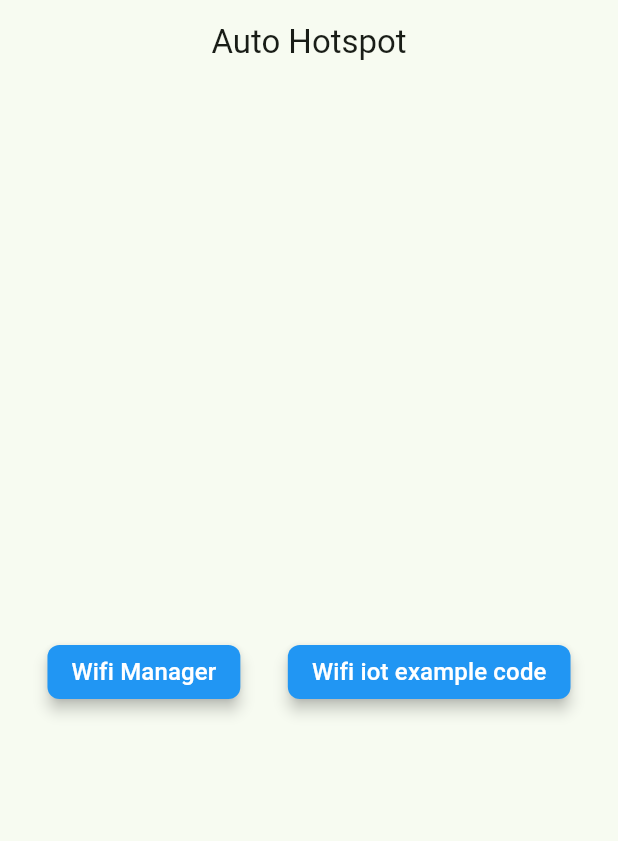
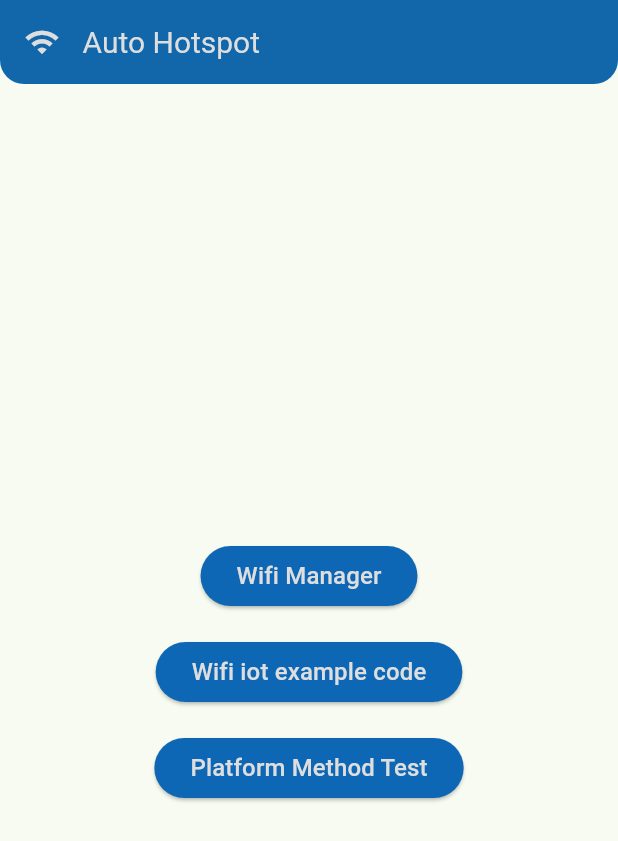
Before and after one commit to LLouzada/auto-hotspot, a Flutter app: the screen it shows after launch, on a phone screen of 412 x 824 dp. Shown: the top 841 px of the screen. Run offline on Flutter 3.47's test engine with Material 3 defaults, Android fonts, the phone set to English and light mode, and no system bars; missing offline and left inert: wifi_iot; Roboto replaces fonts that are missing (FiraSans); project files that could hold a hidden picture were left out.

Commit message:
Started platform method channels implementation

```diff
--- /dev/null
+++ b/lib/config/colors.dart
@@ -0,0 +1,9 @@
+
+import 'dart:ui';
+
+class AppColors {
+  static const Color accent = Color(0xFF0D67B5);
+  static const Color primary = Color(0xFF000000);
+  static const Color secondary = Color(0xFF61777F);
+  static const Color background = Color(0xFFDEDEDE);
+}
--- a/lib/screens/home_screen.dart
+++ /dev/null
@@ -1,48 +0,0 @@
-import 'package:auto_hotspot/screens/wifimanager_screen.dart';
-import 'package:flutter/material.dart';
-
-import '../widgets/widgets.dart';
-import 'example_code_screen.dart';
-
-class HomeScreen extends StatelessWidget {
-  const HomeScreen({super.key});
-
-  @override
-  Widget build(BuildContext context) {
-    return Scaffold(
-      appBar: AppBar(
-        centerTitle: true,
-        title: const Text('Auto Hotspot'),
-      ),
-      body: Center(
-        child: Column(
-          mainAxisAlignment: MainAxisAlignment.center,
-          crossAxisAlignment: CrossAxisAlignment.center,
-          children: [
-            const SizedBox(height: 16),
-            Row(
-              mainAxisAlignment: MainAxisAlignment.spaceEvenly,
-              children: [
-                AppMaterialButton(
-                  onPressed: () {
-                    Navigator.of(context).push(MaterialPageRoute<void>(
-                      builder: (context) => const WifiManagerScreen(),
-                    ));
-                  },
-                  text: 'Wifi Manager',
-                ),
-                AppMaterialButton(
-                    onPressed: () {
-                      Navigator.of(context).push(MaterialPageRoute<void>(
-                        builder: (context) => const FlutterWifiIoT(),
-                      ));
-                    },
-                    text: 'Wifi iot example code'),
-              ],
-            ),
-          ],
-        ),
-      ),
-    );
-  }
-}
--- a/lib/screens/screens.dart
+++ /dev/null
@@ -1,3 +0,0 @@
-export 'home_screen.dart';
-export 'example_code_screen.dart';
-export 'wifimanager_screen.dart';
--- /dev/null
+++ b/lib/views/home_screen.dart
@@ -0,0 +1,77 @@
+import 'package:auto_hotspot/config/colors.dart';
+import 'package:auto_hotspot/views/platform_method_test_view.dart';
+import 'package:auto_hotspot/views/wifi_manager_screen.dart';
+import 'package:auto_hotspot/widgets/app_buttons.dart';
+import 'package:flutter/material.dart';
+
+import 'example_code_screen.dart';
+
+class HomeScreen extends StatelessWidget {
+  const HomeScreen({super.key});
+
+  @override
+  Widget build(BuildContext context) {
+    return Scaffold(
+      appBar: AppBar(
+        backgroundColor: AppColors.accent,
+        elevation: 4.0,
+        centerTitle: false,
+        shape: const RoundedRectangleBorder(
+          borderRadius: BorderRadius.vertical(
+            bottom: Radius.circular(16),
+          ),
+        ),
+        title: const Row(
+          children: [
+            Icon(
+              Icons.wifi,
+              color: AppColors.background,
+            ),
+            Padding(
+              padding: EdgeInsets.only(left: 15.0),
+              child: Text(
+                'Auto Hotspot',
+                style: TextStyle(
+                    color: AppColors.background,
+                    fontFamily: 'FiraSans',
+                    fontSize: 20),
+              ),
+            ),
+          ],
+        ),
+      ),
+      body: Center(
+        child: Column(
+          mainAxisAlignment: MainAxisAlignment.center,
+          crossAxisAlignment: CrossAxisAlignment.center,
+          children: [
+            const SizedBox(height: 16),
+            AppElevatedButton(
+              onPressed: () {
+                Navigator.of(context).push(MaterialPageRoute<void>(
+                  builder: (context) => const WifiManagerScreen(),
+                ));
+              },
+              text: 'Wifi Manager',
+            ),
+            const SizedBox(height: 16),
+            AppElevatedButton(
+                onPressed: () {
+                  Navigator.of(context).push(MaterialPageRoute<void>(
+                    builder: (context) => const FlutterWifiIoT(),
+                  ));
+                },
+                text: 'Wifi iot example code'),
+            const SizedBox(height: 16),
+            AppElevatedButton(
+                onPressed: () {
+                  Navigator.of(context).push(MaterialPageRoute<void>(
+                      builder: (context) => const PlatformMethodTestView()));
+                },
+                text: 'Platform Method Test'),
+          ],
+        ),
+      ),
+    );
+  }
+}
--- a/lib/widgets/app_butons.dart
+++ /dev/null
@@ -1,22 +0,0 @@
-import 'package:flutter/material.dart';
-
-class AppMaterialButton extends StatelessWidget {
-  final String text;
-  final VoidCallback onPressed;
-  const AppMaterialButton(
-      {super.key, required this.text, required this.onPressed});
-
-  @override
-  Widget build(BuildContext context) {
-    return MaterialButton(
-      elevation: 4,
-      color: Colors.blue,
-      shape: RoundedRectangleBorder(borderRadius: BorderRadius.circular(8)),
-      onPressed: () {
-        onPressed();
-      },
-      child:
-          Text(text, style: const TextStyle(color: Colors.white, fontSize: 16)),
-    );
-  }
-}
--- /dev/null
+++ b/lib/widgets/app_buttons.dart
@@ -0,0 +1,23 @@
+import 'package:auto_hotspot/config/colors.dart';
+import 'package:flutter/material.dart';
+
+class AppElevatedButton extends StatelessWidget {
+  final String text;
+  final VoidCallback onPressed;
+  const AppElevatedButton(
+      {super.key, required this.text, required this.onPressed});
+
+  @override
+  Widget build(BuildContext context) {
+    return ElevatedButton(
+      style: ButtonStyle(
+        backgroundColor: WidgetStateProperty.all(AppColors.accent),
+      ),
+      onPressed: () {
+        onPressed();
+      },
+      child: Text(text,
+          style: const TextStyle(color: AppColors.background, fontSize: 16)),
+    );
+  }
+}
--- a/lib/widgets/widgets.dart
+++ /dev/null
@@ -1 +0,0 @@
-export 'app_butons.dart';
```
Also changed, not shown: lib/main.dart (+1 -90 lines), lib/views/platform_method_test_view.dart (added, +77 -0 lines), lib/views/wifi_manager_screen.dart (renamed from lib/screens/wifimanager_screen.dart, +4 -8 lines), pubspec.yaml (+8 -9 lines), assets/fonts/Fira-Sans-Medium.ttf (added), assets/images/loumad_logo_accent.png (added), assets/images/loumad_logo_black.png (added), assets/images/loumad_logo_white.png (added), lib/views/example_code_screen.dart (renamed from lib/screens/example_code_screen.dart), 5 other files.
